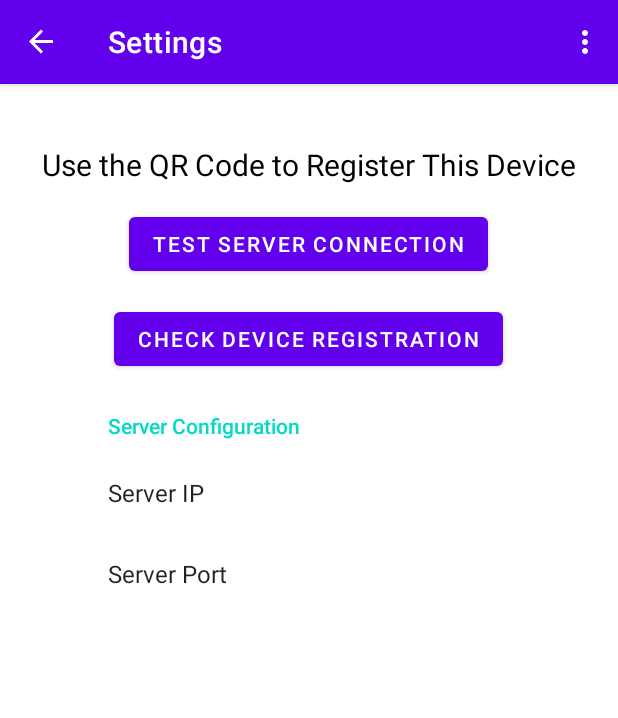
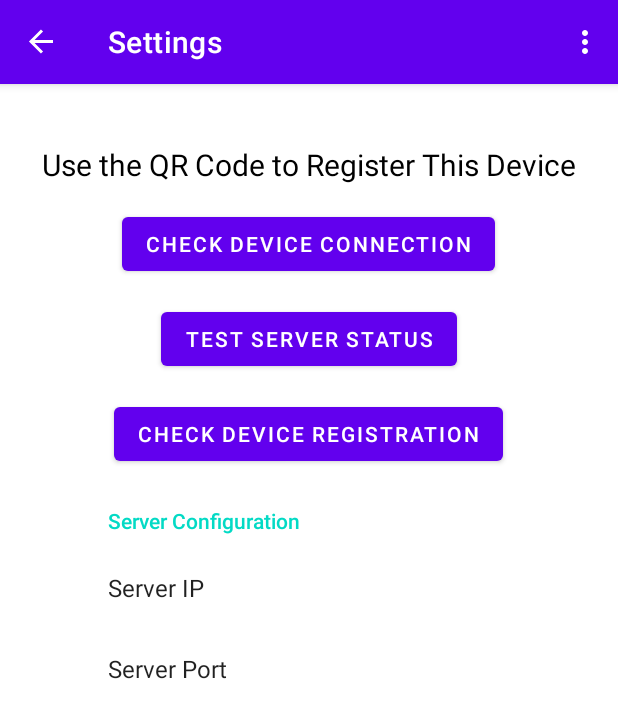
Before and after one commit to conifer0us/skPOS-v1-mockup, an Android app: the SettingsContainerScreen screen opened through its navigation route, on a phone screen of 412 x 824 dp. Shown: the top 718 px of the screen. Run offline under Robolectric (Android 15) with nearby library versions, the phone set to English and light mode, and no system bars; our stand-ins replace Volley, androidx.preference, navigation-ui; libraries missing offline, so code that uses them is left out: net.glxn.qrgen; 2 statements that could not run were skipped.

Commit message:
Add Test Button Functionality for Android Settings Buttons

```diff
--- a/SKPOSandroid/app/src/main/res/layout/fragment_settings_container_screen.xml
+++ b/SKPOSandroid/app/src/main/res/layout/fragment_settings_container_screen.xml
@@ -33,6 +33,15 @@
                 />
 
             <Button
+                android:id="@+id/TestDeviceConnection"
+                android:text="@string/ConnectionTestButton"
+                android:layout_width="wrap_content"
+                android:layout_height="wrap_content"
+                android:layout_gravity="center_horizontal"
+                android:layout_marginTop="15dp"
+                />
+
+            <Button
                 android:id="@+id/TestServerConnection"
                 android:text="@string/ServerTestButton"
                 android:layout_width="wrap_content"
--- a/SKPOSandroid/app/src/main/res/values/strings.xml
+++ b/SKPOSandroid/app/src/main/res/values/strings.xml
@@ -25,8 +25,9 @@
     <string name="ServerIPPrompt">Server IP</string>
     <string name="ServerPortPrompt">Server Port</string>
     <string name="QRDescription">Use the QR Code to Register This Device</string>
-    <string name="ServerTestButton">Test Server Connection</string>
+    <string name="ServerTestButton">Test Server Status</string>
     <string name="RegistrationCheckButton">Check Device Registration</string>
+    <string name="ConnectionTestButton">Check Device Connection</string>
 
     <!-- Image Content Description Values -->
     <string name="logoContentDescription">SKPOS Logo</string>
```
Also changed, not shown: SKPOSandroid/app/src/main/java/com/subkingofmobile/skpos_android/ConnectionHandler.kt (+6 -2 lines), SKPOSandroid/app/src/main/java/com/subkingofmobile/skpos_android/SettingsContainerScreen.kt (+43 -1 lines), 2 other files.
